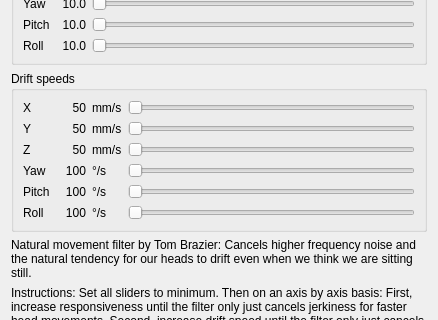
Above: filter-nm/ftnoir_nm_filtercontrols.ui from opentrack/opentrack before the change; both pictures show x 0 to 438 and y 107 to 427 of the 438 by 559 pixel window. Below: the same form after it.
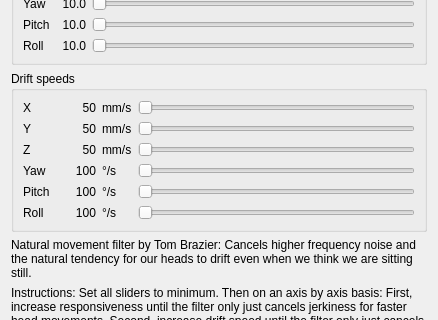
That is the form after the change.

The edit to the form file:
```diff
--- a/filter-nm/ftnoir_nm_filtercontrols.ui
+++ b/filter-nm/ftnoir_nm_filtercontrols.ui
@@ -292,7 +292,7 @@
        <widget class="QLabel" name="y_drift_speed">
         <property name="minimumSize">
          <size>
-          <width>30</width>
+          <width>40</width>
           <height>0</height>
          </size>
         </property>
@@ -342,7 +342,7 @@
        <widget class="QLabel" name="z_drift_speed">
         <property name="minimumSize">
          <size>
-          <width>30</width>
+          <width>40</width>
           <height>0</height>
          </size>
         </property>
@@ -358,7 +358,7 @@
        <widget class="QLabel" name="roll_drift_speed">
         <property name="minimumSize">
          <size>
-          <width>30</width>
+          <width>40</width>
           <height>0</height>
          </size>
         </property>
@@ -381,7 +381,7 @@
        <widget class="QLabel" name="pitch_drift_speed">
         <property name="minimumSize">
          <size>
-          <width>30</width>
+          <width>40</width>
           <height>0</height>
          </size>
         </property>
@@ -424,7 +424,7 @@
        <widget class="QLabel" name="yaw_drift_speed">
         <property name="minimumSize">
          <size>
-          <width>30</width>
+          <width>40</width>
           <height>0</height>
          </size>
         </property>
@@ -519,7 +519,7 @@
         </property>
         <property name="minimumSize">
          <size>
-          <width>30</width>
+          <width>40</width>
           <height>0</height>
          </size>
         </property>
```
Left out of the diff: 14 changed lines with no effect on the pictures.
